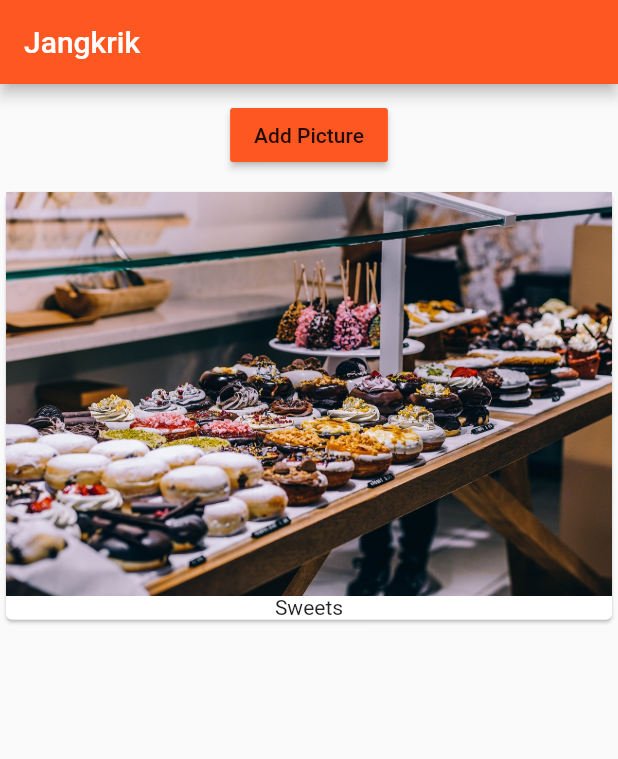
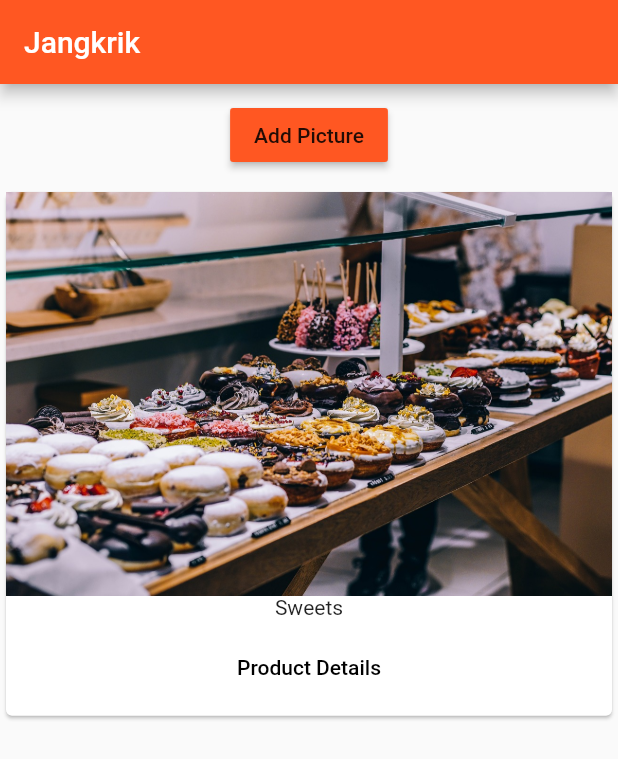
Before and after one commit to arifpurwandaru/flutter_course, a Flutter app: the screen it shows after launch, after a tap on "Add Picture", on a phone screen of 412 x 824 dp. Shown: the top 759 px of the screen. Run offline on Flutter 3.47's test engine with Material 2 defaults, Android fonts, the phone set to English and light mode, and no system bars.

Commit message:
66. Basic Navigation

```diff
--- a/lib/main.dart
+++ b/lib/main.dart
@@ -1,6 +1,6 @@
 import 'package:flutter/material.dart';
 
-import './product_manager.dart';
+import './pages/home.dart';
 
 main() => runApp(MyApp());
 
@@ -8,17 +8,10 @@ class MyApp extends StatelessWidget {
   @override
   Widget build(BuildContext context) {
     return MaterialApp(
-      theme: ThemeData(
-        brightness: Brightness.light,
-        primarySwatch: Colors.deepOrange,
-        accentColor: Colors.deepPurple
-      ),
-      home: Scaffold(
-        appBar: AppBar(
-          title: Text('Jangkrik'),
-        ),
-        body: ProductManager(),
-      ),
-    );
+        theme: ThemeData(
+            brightness: Brightness.light,
+            primarySwatch: Colors.deepOrange,
+            accentColor: Colors.deepPurple),
+        home: HomePage());
   }
 }
--- /dev/null
+++ b/lib/pages/home.dart
@@ -0,0 +1,15 @@
+import 'package:flutter/material.dart';
+
+import '../product_manager.dart';
+
+class HomePage extends StatelessWidget {
+  @override
+  Widget build(BuildContext context) {
+    return Scaffold(
+      appBar: AppBar(
+        title: Text('Jangkrik'),
+      ),
+      body: ProductManager(),
+    );
+  }
+}
--- a/lib/product.dart
+++ b/lib/product.dart
@@ -1,4 +1,6 @@
 import 'package:flutter/material.dart';
+
+import './pages/product_detail.dart';
 
 class Products extends StatelessWidget {
   final List<String> products;
@@ -10,7 +12,19 @@ class Products extends StatelessWidget {
       child: Column(
         children: <Widget>[
           Image.asset('assets/food.jpg'),
-          Text(products[index])
+          Text(products[index]),
+          ButtonBar(
+            alignment: MainAxisAlignment.center,
+            children: <Widget>[
+              FlatButton(
+                child: Text('Product Details'),
+                onPressed: () => Navigator.push(
+                    context,
+                    MaterialPageRoute(
+                        builder: (BuildContext context) => ProductDetail())),
+              )
+            ],
+          )
         ],
       ),
     );
```
Also changed, not shown: lib/pages/product_detail.dart (added, +20 -0 lines).
